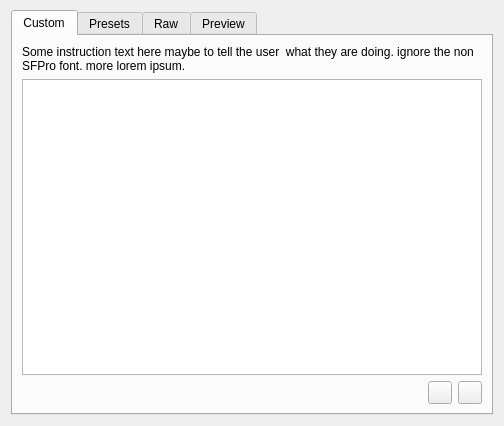
First picture: the form in src/vorta/assets/UI/excludedialog.ui, repository borgbase/vorta, before the edit.
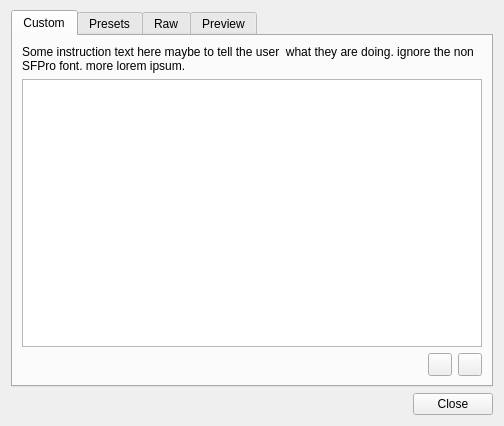
Second picture: the form after the edit.

Commit message: qdialogbuttonbox close

The edit to the form file:
```diff
--- a/src/vorta/assets/UI/excludedialog.ui
+++ b/src/vorta/assets/UI/excludedialog.ui
@@ -151,6 +151,13 @@
      </widget>
     </widget>
    </item>
+   <item>
+    <widget class="QDialogButtonBox" name="buttonBox">
+     <property name="standardButtons">
+      <set>QDialogButtonBox::Close</set>
+     </property>
+    </widget>
+   </item>
   </layout>
  </widget>
  <resources/>
```
The commit also changes 1 other file.
